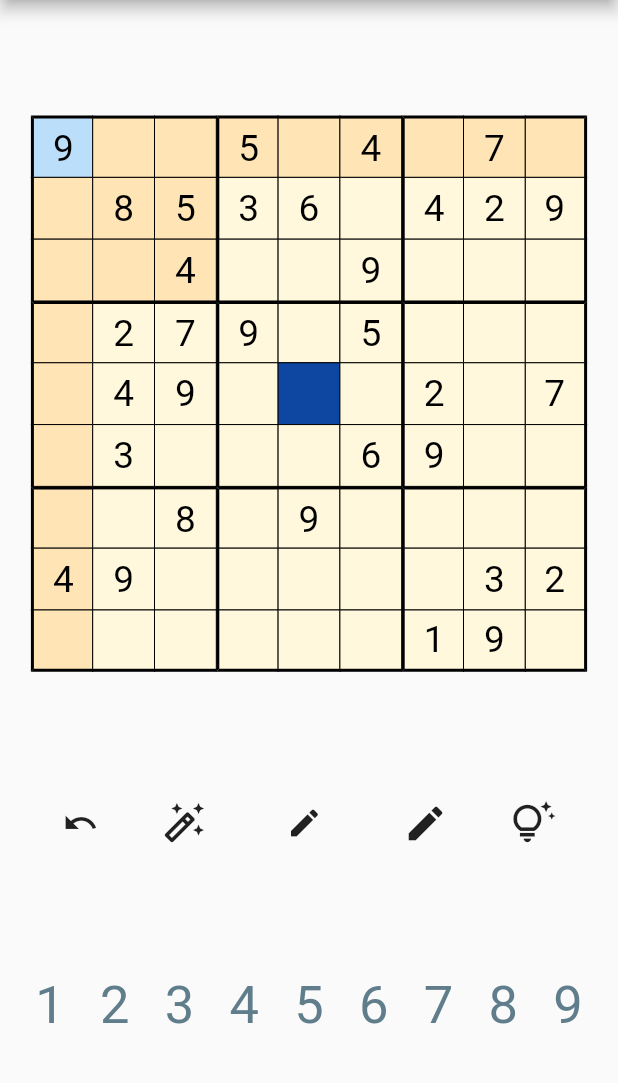
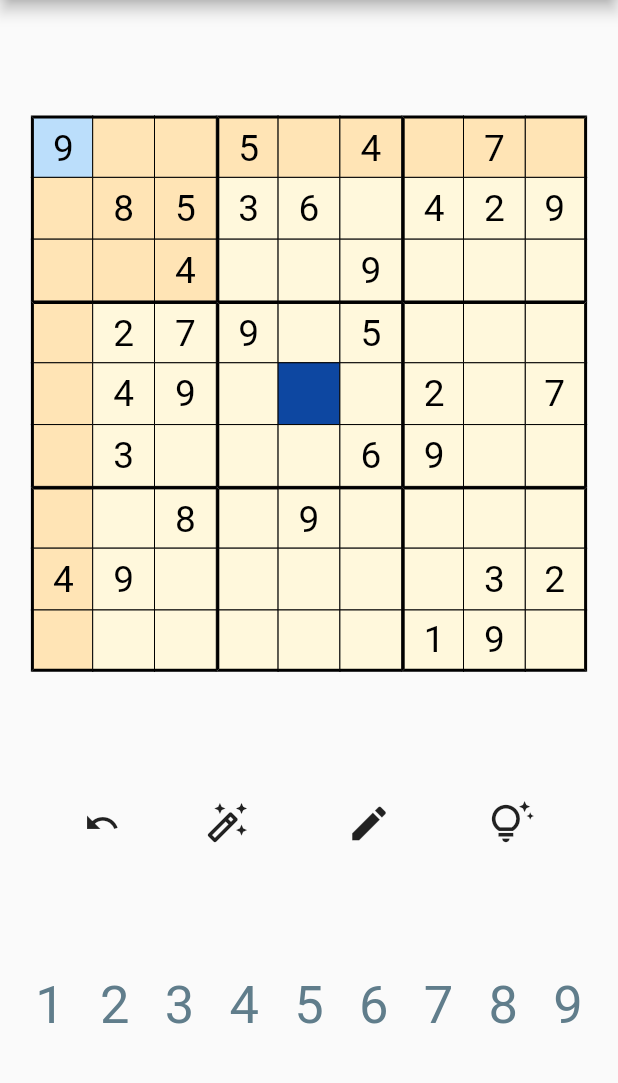
Before and after one commit to hoshiimai/anumber, a Flutter app: the screen it shows after launch, on a phone screen of 412 x 824 dp, the part 84-1167 px from its top. Run offline on Flutter 3.47's test engine with Material 2 defaults, Android fonts, the phone set to English and light mode, and no system bars.

Commit message:
modi icon

```diff
--- a/lib/components/numbers.dart
+++ b/lib/components/numbers.dart
@@ -23,14 +23,10 @@ class ControlButton extends StatelessWidget {
           size: 30.0,
         ),
         IconButton(
-          icon: const Icon(Icons.mode_edit),
+          icon: const Icon(Icons.mode_edit, size: 30.0,),
           onPressed: () {
             editPressing = true;
           },
-        ),
-        const Icon(
-          Icons.mode_edit,
-          size: 30.0,
         ),
         const Icon(
           Icons.tips_and_updates_outlined,
```
